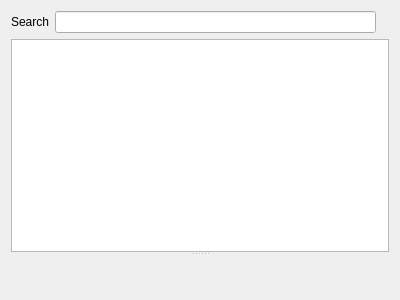
Before: the Qt Designer form plugins/patientbaseplugin/patientselector.ui in FreeHealth/freehealth, drawn with Qt 5.
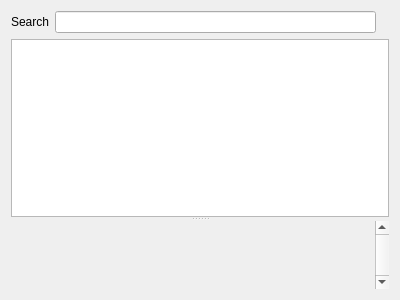
After: the same form once the commit is applied. Custom widgets are drawn as their Qt base class.

Commit message: adding a scrollarea for the identity viewer

```diff
--- a/plugins/patientbaseplugin/patientselector.ui
+++ b/plugins/patientbaseplugin/patientselector.ui
@@ -13,7 +13,7 @@
   <property name="windowTitle">
    <string>Form</string>
   </property>
-  <layout class="QGridLayout" name="gridLayout">
+  <layout class="QGridLayout" name="gridLayout_2">
    <item row="0" column="0">
     <widget class="QLabel" name="label_2">
      <property name="text">
@@ -32,7 +32,7 @@
     </widget>
    </item>
    <item row="1" column="0" colspan="3">
-    <widget class="QSplitter" name="splitter">
+    <widget class="Utils::MiniSplitter" name="splitter">
      <property name="orientation">
       <enum>Qt::Vertical</enum>
      </property>
@@ -68,7 +68,38 @@
        <bool>false</bool>
       </attribute>
      </widget>
-     <widget class="Patients::IdentityWidget" name="identity" native="true"/>
+     <widget class="QScrollArea" name="scrollArea">
+      <property name="frameShape">
+       <enum>QFrame::NoFrame</enum>
+      </property>
+      <property name="verticalScrollBarPolicy">
+       <enum>Qt::ScrollBarAlwaysOn</enum>
+      </property>
+      <property name="widgetResizable">
+       <bool>true</bool>
+      </property>
+      <widget class="QWidget" name="scrollAreaWidgetContents">
+       <property name="geometry">
+        <rect>
+         <x>0</x>
+         <y>0</y>
+         <width>361</width>
+         <height>76</height>
+        </rect>
+       </property>
+       <layout class="QGridLayout" name="gridLayout">
+        <property name="margin">
+         <number>0</number>
+        </property>
+        <property name="spacing">
+         <number>0</number>
+        </property>
+        <item row="0" column="0">
+         <widget class="Patients::IdentityWidget" name="identity" native="true"/>
+        </item>
+       </layout>
+      </widget>
+     </widget>
     </widget>
    </item>
   </layout>
@@ -85,6 +116,12 @@
    <header location="global">patientbaseplugin/identitywidget.h</header>
    <container>1</container>
   </customwidget>
+  <customwidget>
+   <class>Utils::MiniSplitter</class>
+   <extends>QSplitter</extends>
+   <header location="global">utils/widgets/minisplitter.h</header>
+   <container>1</container>
+  </customwidget>
  </customwidgets>
  <resources/>
  <connections/>
```
